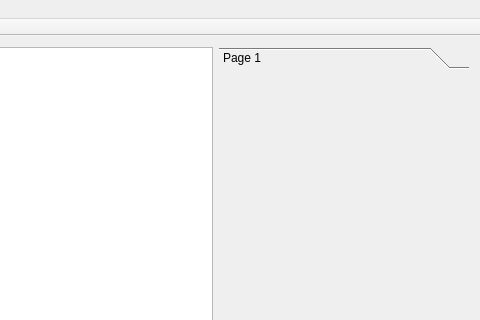
The window that mainwindow.ui (georgidunchev/RTBezie1) describes before a commit, drawn with Qt 5; both pictures show x 320 to 800 and y 0 to 320 of the 800 by 600 pixel window.
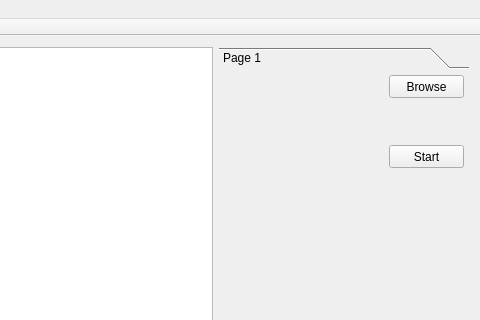
The same window after the commit.

Commit message: Added signals for starting and ending thread; Added signals for render progress and render finished;

Diff of the .ui file:
```diff
--- a/mainwindow.ui
+++ b/mainwindow.ui
@@ -64,13 +64,44 @@
            <x>0</x>
            <y>0</y>
            <width>250</width>
-           <height>473</height>
+           <height>472</height>
           </rect>
          </property>
          <attribute name="label">
           <string>Page 1</string>
          </attribute>
-         <zorder>graphicsView</zorder>
+         <widget class="QPushButton" name="openMeshButton">
+          <property name="geometry">
+           <rect>
+            <x>170</x>
+            <y>0</y>
+            <width>75</width>
+            <height>23</height>
+           </rect>
+          </property>
+          <property name="text">
+           <string>Browse</string>
+          </property>
+          <property name="checkable">
+           <bool>false</bool>
+          </property>
+         </widget>
+         <widget class="QPushButton" name="StartRender">
+          <property name="enabled">
+           <bool>true</bool>
+          </property>
+          <property name="geometry">
+           <rect>
+            <x>170</x>
+            <y>70</y>
+            <width>75</width>
+            <height>23</height>
+           </rect>
+          </property>
+          <property name="text">
+           <string>Start</string>
+          </property>
+         </widget>
         </widget>
         <widget class="QWidget" name="page_2">
          <property name="geometry">
```
Left out of the diff: 4 changed lines with no effect on the pictures. The commit also changes 7 other files.
